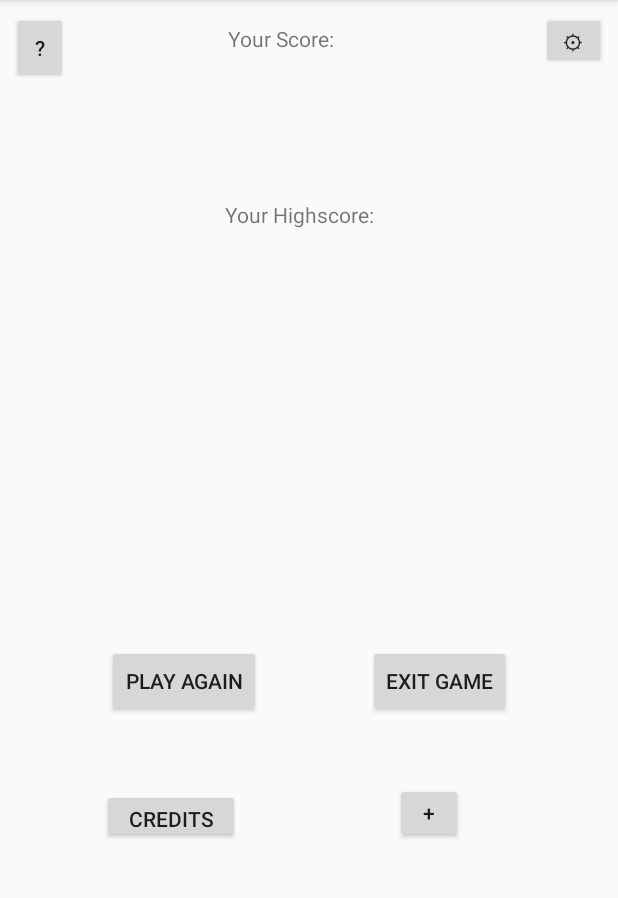
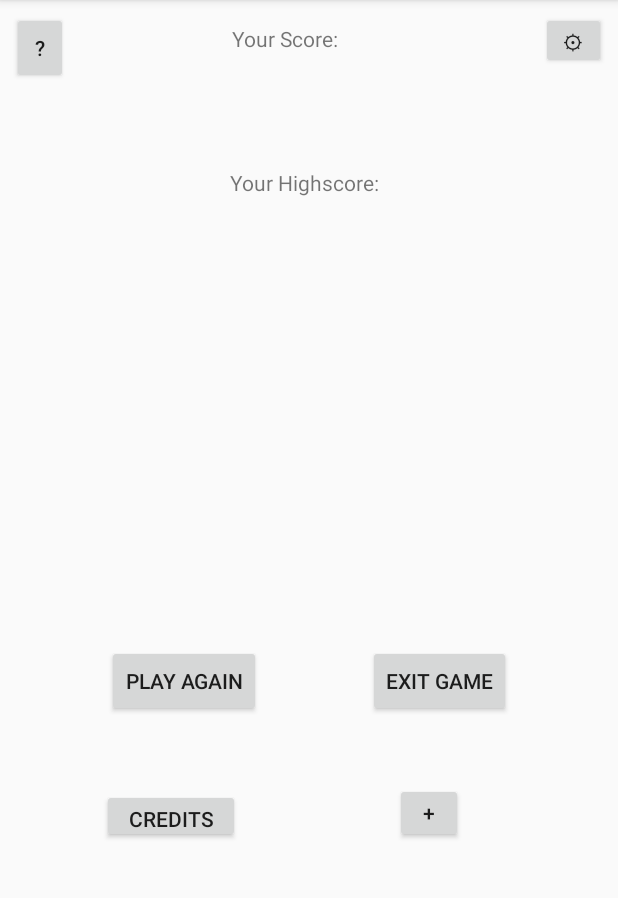
Before and after one commit to MyMumSwimsFaster/Snake, an Android app: the EndActivity screen opened directly, with no data from a screen before it, on a phone screen of 412 x 824 dp, the part 84-982 px from its top. Run offline under Robolectric (Android 15) with nearby library versions, the phone set to English and light mode, and no system bars.

Commit message:
score edit

```diff
--- a/app/src/main/java/com/example/snake/EndActivity.java
+++ b/app/src/main/java/com/example/snake/EndActivity.java
@@ -22,6 +22,10 @@ public class EndActivity extends AppCompatActivity implements View.OnClickListen
         playAgain.setOnClickListener(this);
         Button exit = findViewById(R.id.exitGame);
         exit.setOnClickListener(this);
+        /*TextView score = findViewById(R.id.actualscoreTxt);
+        score.setText("");
+        TextView highscore = findViewById(R.id.actualhighscoreTxt);
+        highscore.setText("");*/
     }
 
     @Override
--- a/app/src/main/java/com/example/snake/Points.java
+++ b/app/src/main/java/com/example/snake/Points.java
@@ -10,7 +10,7 @@ import android.content.SharedPreferences;
 
 public class Points {
 
-    private int highscore;
+    private static int highscore;
     private static int points;
     private GameActivity gameActivity;
 
@@ -42,7 +42,7 @@ public class Points {
         this.highscore = highscore;
     }
 
-    public int getHighscore() {
+    public static int getHighscore() {
         return highscore;
     }
 
--- a/app/src/main/res/layout/activity_end.xml
+++ b/app/src/main/res/layout/activity_end.xml
@@ -5,6 +5,19 @@
     android:layout_width="match_parent"
     android:layout_height="match_parent"
     tools:context=".GameActivity">
+
+    <TextView
+        android:id="@+id/highscorepointsTxtView2"
+        android:layout_width="47dp"
+        android:layout_height="37dp"
+        android:layout_alignTop="@+id/pointsTxtView"
+        android:layout_marginTop="16dp"
+        android:layout_toEndOf="@+id/highscoreTxtView"
+        android:layout_toRightOf="@+id/highscoreTxtView"
+        android:text=""
+        android:textSize="13dp"
+        app:layout_constraintTop_toBottomOf="@+id/highscoreTxt"
+        tools:layout_editor_absoluteX="182dp" />
 
     <View
         android:id="@+id/endview"
@@ -43,9 +56,9 @@
         app:layout_constraintTop_toTopOf="parent" />
 
     <TextView
-        android:id="@+id/score"
-        android:layout_width="108dp"
-        android:layout_height="37dp"
+        android:id="@+id/scoreTxt"
+        android:layout_width="103dp"
+        android:layout_height="24dp"
         android:layout_marginStart="8dp"
         android:layout_marginLeft="8dp"
         android:layout_marginEnd="8dp"
@@ -54,20 +67,6 @@
         app:layout_constraintEnd_toEndOf="parent"
         app:layout_constraintStart_toStartOf="parent"
         app:layout_constraintTop_toTopOf="@+id/endview" />
-
-    <TextView
-        android:id="@+id/santicellTxt"
-        android:layout_width="112dp"
-        android:layout_height="47dp"
-        android:layout_marginStart="8dp"
-        android:layout_marginLeft="8dp"
-        android:layout_marginTop="80dp"
-        android:layout_marginEnd="8dp"
-        android:layout_marginRight="8dp"
-        android:text="@string/highscore"
-        app:layout_constraintEnd_toEndOf="parent"
-        app:layout_constraintStart_toStartOf="parent"
-        app:layout_constraintTop_toBottomOf="@+id/score" />
 
     <Button
         android:id="@+id/playAgain"
@@ -113,4 +112,28 @@
         app:layout_constraintStart_toEndOf="@+id/credits"
         app:layout_constraintTop_toBottomOf="@+id/exitGame" />
 
+    <TextView
+        android:id="@+id/highscoreTxt"
+        android:layout_width="136dp"
+        android:layout_height="25dp"
+        android:layout_marginTop="72dp"
+        android:text="@string/highscore"
+        app:layout_constraintEnd_toEndOf="@+id/endview"
+        app:layout_constraintHorizontal_bias="0.638"
+        app:layout_constraintStart_toStartOf="@+id/endview"
+        app:layout_constraintTop_toBottomOf="@+id/scoreTxt" />
+
+    <TextView
+        android:id="@+id/scoreTxtView2"
+        android:layout_width="41dp"
+        android:layout_height="45dp"
+        android:layout_alignTop="@+id/pointsTxtView"
+        android:layout_marginTop="16dp"
+        android:layout_toEndOf="@+id/pointsTxtView"
+        android:layout_toRightOf="@+id/pointsTxtView"
+        android:text=""
+        android:textSize="13dp"
+        app:layout_constraintTop_toBottomOf="@+id/scoreTxt"
+        tools:layout_editor_absoluteX="185dp" />
+
 </androidx.constraintlayout.widget.ConstraintLayout>
--- a/app/src/main/res/layout/activity_start.xml
+++ b/app/src/main/res/layout/activity_start.xml
@@ -46,7 +46,7 @@
         app:layout_constraintBottom_toBottomOf="parent"
         app:layout_constraintEnd_toEndOf="parent"
         app:layout_constraintStart_toStartOf="parent"
-        app:layout_constraintTop_toBottomOf="@+id/snekk"
+        app:layout_constraintTop_toBottomOf="@+id/snekkTxt"
         app:srcCompat="@drawable/snake" />
 
 </androidx.constraintlayout.widget.ConstraintLayout>
```
